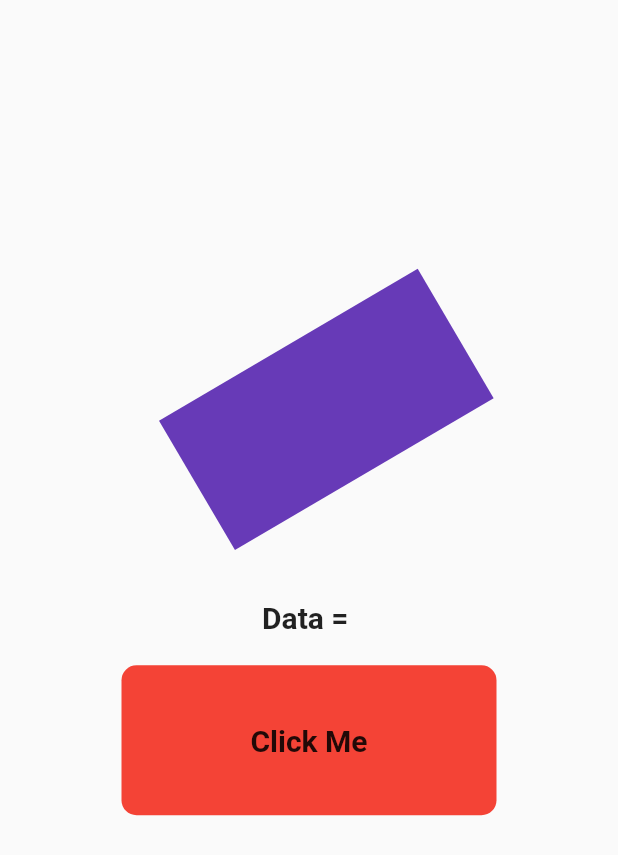
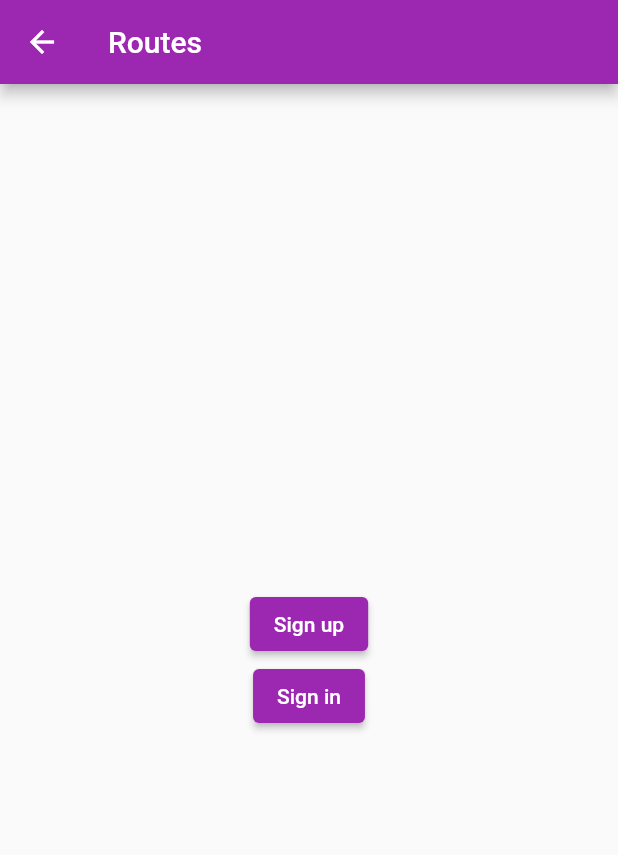
Before and after one commit to TheUltimate-Maurya/FlutterDays, a Flutter app: the screen it shows after launch, on a phone screen of 412 x 824 dp. Shown: the top 855 px of the screen. Run offline on Flutter 3.47's test engine with Material 2 defaults, Android fonts, the light colour scheme and no system bars; our stand-ins replace font_awesome_flutter.

Commit message:
routes pages

```diff
--- a/lib/main.dart
+++ b/lib/main.dart
@@ -4,6 +4,7 @@ import 'package:flutter_application_1/pages/day3.dart';
 import 'package:flutter_application_1/pages/day6state.dart';
 import 'package:flutter_application_1/pages/home_page.dart';
 import 'package:flutter_application_1/pages/loginpagesample.dart';
+import 'package:flutter_application_1/pages/routes_ongenerate.dart';
 import 'package:flutter_application_1/pages/signup_page.dart';
 import 'package:flutter_application_1/pages/stack.dart';
 import 'package:flutter_application_1/pages/tiktok_ui_stackExample.dart';
@@ -21,12 +22,13 @@ class MyApp extends StatelessWidget {
       theme: ThemeData(primarySwatch: Colors.purple),
       themeMode: ThemeMode.light,
       darkTheme: ThemeData(primarySwatch: Colors.green),
-      initialRoute: "/day6",
+      initialRoute: "/on",
       routes: {
         "/": (context) => HomePage(),
         "/login": (context) => LoginPageSample(),
         "/signUpPage": (context) => SignUpPage(),
         "/day6": (context) => Day6State(),
+        "/on": (context) => On(),
       },
       debugShowCheckedModeBanner: false,
       title: "Flutter Days",
--- /dev/null
+++ b/lib/pages/routes_ongenerate.dart
@@ -0,0 +1,23 @@
+import 'package:flutter/material.dart';
+
+class On extends StatelessWidget {
+  const On({super.key});
+
+  @override
+  Widget build(BuildContext context) {
+    return Scaffold(
+      appBar: AppBar(
+        title: Text("Routes"),
+      ),
+      body: Center(
+        child: Column(
+          mainAxisAlignment: MainAxisAlignment.center,
+          children: [
+            ElevatedButton(onPressed: (() {}), child: Text("Sign up")),
+            ElevatedButton(onPressed: (() {}), child: Text("Sign in")),
+          ],
+        ),
+      ),
+    );
+  }
+}
```
